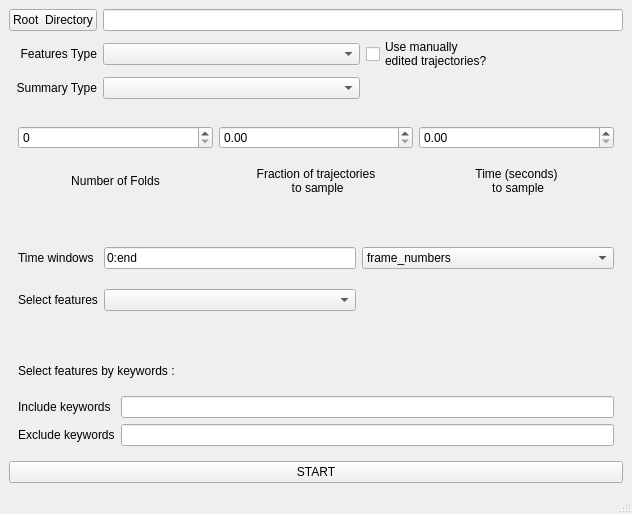
Before: the Qt Designer form tierpsy/gui/QtDesignerFiles/Summarizer.ui in ver228/tierpsy-tracker, drawn with Qt 5.
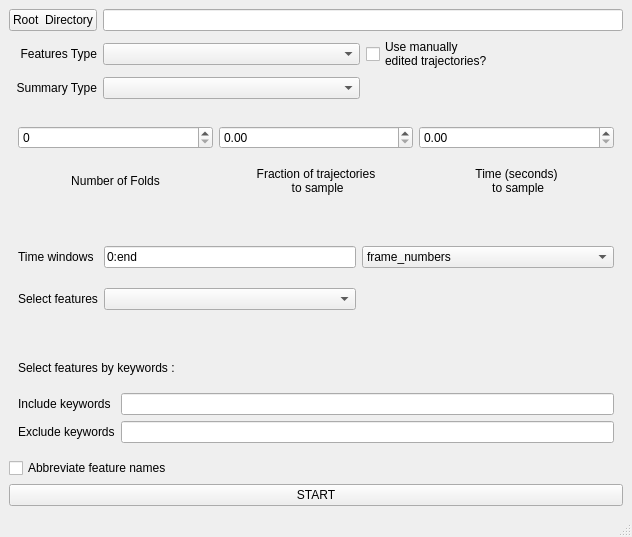
After: the same form once the commit is applied.

Commit message: abbreviate features

```diff
--- a/tierpsy/gui/QtDesignerFiles/Summarizer.ui
+++ b/tierpsy/gui/QtDesignerFiles/Summarizer.ui
@@ -7,7 +7,7 @@
     <x>0</x>
     <y>0</y>
     <width>632</width>
-    <height>514</height>
+    <height>537</height>
    </rect>
   </property>
   <property name="windowTitle">
@@ -234,6 +234,13 @@
       </layout>
      </widget>
     </item>
+    <item>
+     <widget class="QCheckBox" name="p_abbreviate_features">
+      <property name="text">
+       <string>Abbreviate feature names</string>
+      </property>
+     </widget>
+    </item>
     <item>
      <widget class="QPushButton" name="pushButton_start">
       <property name="text">
```
Left out of the diff: 18 changed lines with no effect on the pictures. The commit also changes 3 other files.
